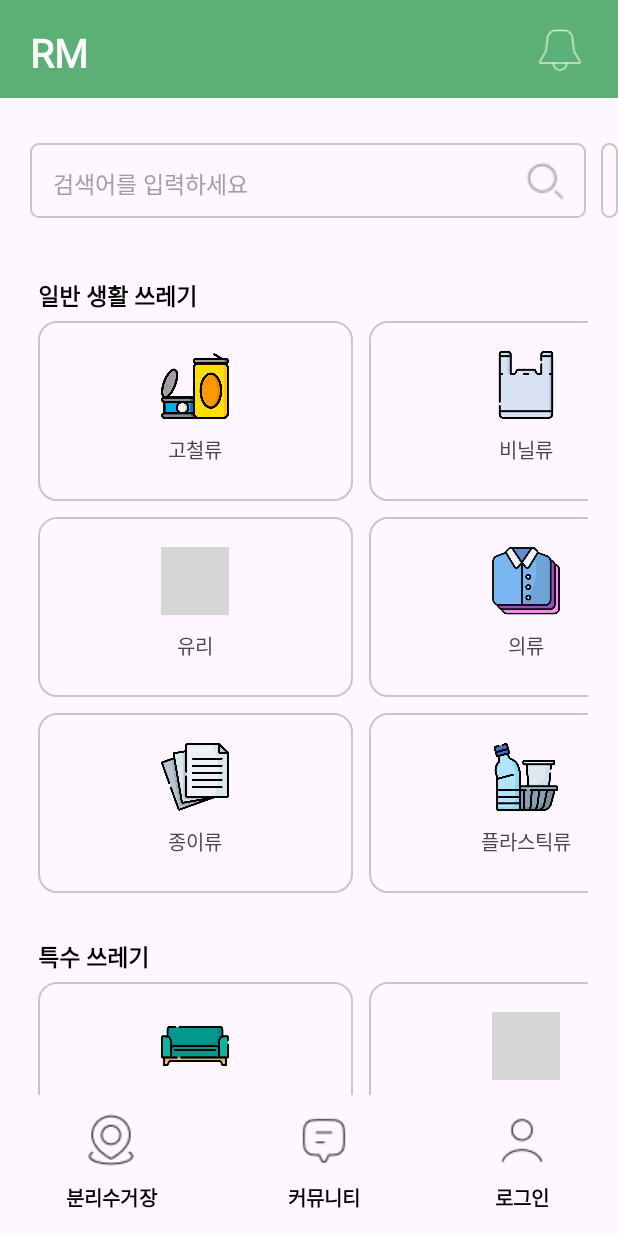
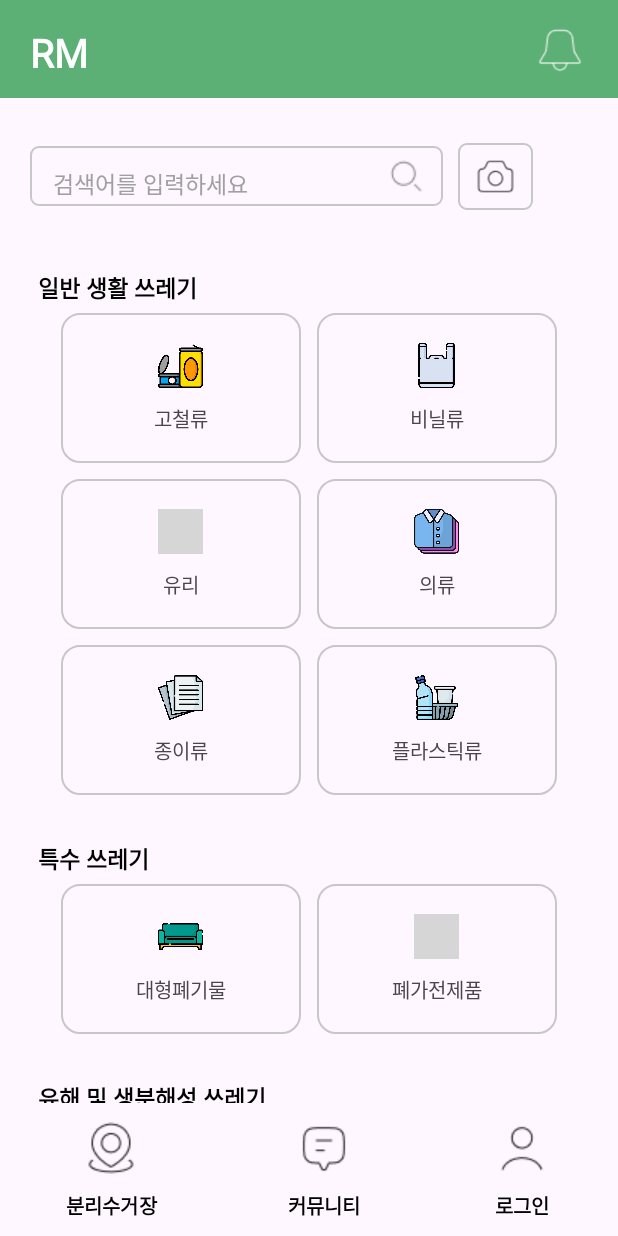
Before and after one commit to haeseong95/RM, an Android app: the screen it shows after launch (MainActivity), on a phone screen of 412 x 824 dp. Run offline under Robolectric (Android 15) with nearby library versions, the phone set to English and light mode, and no system bars.

Commit message:
카메라 권한 허용까지만

```diff
--- a/app/build.gradle.kts
+++ b/app/build.gradle.kts
@@ -46,4 +46,5 @@ dependencies {
     testImplementation(libs.junit)
     androidTestImplementation(libs.ext.junit)
     androidTestImplementation(libs.espresso.core)
+    implementation ("io.github.ParkSangGwon:tedpermission-normal:3.3.0")
 }
--- a/app/src/main/res/layout/activity_main.xml
+++ b/app/src/main/res/layout/activity_main.xml
@@ -24,7 +24,7 @@
             android:layout_marginLeft="20dp"
             android:text="RM"
             android:textColor="@color/white"
-            android:paddingTop="5sp"
+            android:paddingTop="5dp"
             android:textSize="26dp"
             android:fontFamily="@font/g_regular"
             android:textStyle="bold"/>
@@ -60,22 +60,23 @@
                     android:layout_width="wrap_content"
                     android:layout_height="wrap_content"
                     android:orientation="horizontal"
+                    android:layout_gravity="center"
                     android:background="@drawable/border_camera">
 
                     <TextView
                         android:layout_width="wrap_content"
-                        android:layout_height="50dp"
+                        android:layout_height="40dp"
+                        android:fontFamily="@font/nanum_regular"
+                        android:paddingLeft="15dp"
+                        android:paddingTop="13dp"
+                        android:paddingRight="90dp"
                         android:text="검색어를 입력하세요"
-                        android:textSize="15dp"
                         android:textColor="#A0A0A0"
-                        android:fontFamily="@font/g_light"
-                        android:paddingTop="15dp"
-                        android:paddingLeft="15dp"
-                        android:paddingRight="180dp"/>
+                        android:textSize="15dp" />
 
                     <ImageView
-                        android:layout_width="35dp"
-                        android:layout_height="35dp"
+                        android:layout_width="30dp"
+                        android:layout_height="30dp"
                         android:layout_gravity="center"
                         android:layout_marginRight="10dp"
                         android:src="@drawable/search_icon"/>
@@ -91,8 +92,8 @@
                     android:layout_marginLeft="10dp">
 
                     <ImageView
-                        android:layout_width="35dp"
-                        android:layout_height="35dp"
+                        android:layout_width="30dp"
+                        android:layout_height="30dp"
                         android:layout_gravity="center"
                         android:src="@drawable/main_camera"
                         android:layout_marginLeft="10dp"
@@ -110,20 +111,19 @@
                 android:textColor="#000000"
                 android:layout_marginLeft="25dp"
                 android:textStyle="bold"
-                android:fontFamily="@font/g_light"/>
+                android:fontFamily="@font/nanum_regular"/>
 
             <!--일반 생활 쓰레기-->
             <LinearLayout
                 android:layout_width="match_parent"
                 android:layout_height="wrap_content"
-                android:orientation="vertical"
-                android:layout_marginRight="20dp"
-                android:layout_marginLeft="20dp">
+                android:orientation="vertical">
 
                 <!--1열-->
                 <LinearLayout
-                    android:layout_width="match_parent"
-                    android:layout_height="wrap_content">
+                    android:layout_width="wrap_content"
+                    android:layout_height="wrap_content"
+                    android:layout_gravity="center">
 
                     <LinearLayout
                         android:id="@+id/btn_can"
@@ -142,8 +142,9 @@
 
                 <!--2열-->
                 <LinearLayout
-                    android:layout_width="match_parent"
-                    android:layout_height="wrap_content">
+                    android:layout_width="wrap_content"
+                    android:layout_height="wrap_content"
+                    android:layout_gravity="center">
 
                     <LinearLayout
                         android:id="@+id/btn_glass"
@@ -170,8 +171,9 @@
 
                 <!--3열-->
                 <LinearLayout
-                    android:layout_width="match_parent"
-                    android:layout_height="wrap_content">
+                    android:layout_width="wrap_content"
+                    android:layout_height="wrap_content"
+                    android:layout_gravity="center">
 
                     <LinearLayout
                         android:id="@+id/btn_paper"
@@ -190,27 +192,29 @@
                 </LinearLayout>
             </LinearLayout>
 
-            <TextView
-                android:layout_width="wrap_content"
-                android:layout_height="wrap_content"
-                android:layout_marginLeft="25dp"
-                android:layout_marginTop="25sp"
-                android:fontFamily="@font/g_light"
-                android:text="특수 쓰레기"
-                android:textColor="#000000"
-                android:textSize="15dp"
-                android:textStyle="bold" />
             <!--특수 쓰레기-->
             <LinearLayout
                 android:layout_width="match_parent"
                 android:layout_height="wrap_content"
-                android:orientation="vertical"
-                android:layout_marginRight="20dp"
-                android:layout_marginLeft="20dp">
+                android:orientation="vertical">
+
                 <!--1열-->
+
+                <TextView
+                    android:layout_width="wrap_content"
+                    android:layout_height="wrap_content"
+                    android:layout_marginLeft="25dp"
+                    android:layout_marginTop="25dp"
+                    android:fontFamily="@font/nanum_regular"
+                    android:text="특수 쓰레기"
+                    android:textColor="#000000"
+                    android:textSize="15dp"
+                    android:textStyle="bold" />
+
                 <LinearLayout
-                    android:layout_width="match_parent"
-                    android:layout_height="wrap_content">
+                    android:layout_width="wrap_content"
+                    android:layout_height="wrap_content"
+                    android:layout_gravity="center">
 
                     <LinearLayout
                         android:id="@+id/btn_couch"
@@ -236,20 +240,20 @@
                 android:textColor="#000000"
                 android:layout_marginLeft="25dp"
                 android:textStyle="bold"
-                android:layout_marginTop="25sp"
-                android:fontFamily="@font/g_light"/>
+                android:layout_marginTop="25dp"
+                android:fontFamily="@font/nanum_regular"/>
 
             <!--유해 및 생분해성 쓰레기-->
             <LinearLayout
                 android:layout_width="match_parent"
                 android:layout_height="wrap_content"
-                android:orientation="vertical"
-                android:layout_marginRight="20dp"
-                android:layout_marginLeft="20dp">
+                android:orientation="vertical">
+
                 <!--1열-->
                 <LinearLayout
-                    android:layout_width="match_parent"
-                    android:layout_height="wrap_content">
+                    android:layout_width="wrap_content"
+                    android:layout_height="wrap_content"
+                    android:layout_gravity="center">
 
                     <LinearLayout
                         android:id="@+id/btn_battery"
@@ -281,8 +285,7 @@
         <LinearLayout
             android:layout_width="match_parent"
             android:layout_height="wrap_content"
-            android:layout_gravity="bottom"
-            android:layout_marginBottom="5dp">
+            android:layout_gravity="bottom">
 
             <Button
                 android:id="@+id/main_map"
--- a/app/src/main/res/layout/login_user.xml
+++ b/app/src/main/res/layout/login_user.xml
@@ -22,11 +22,11 @@
     </androidx.appcompat.widget.Toolbar>
 
     <LinearLayout
-        android:layout_width="wrap_content"
+        android:layout_width="match_parent"
         android:layout_height="wrap_content"
         android:orientation="vertical"
         android:layout_gravity="center"
-        android:layout_marginTop="200dp">
+        android:layout_marginTop="180dp">
 
         <!--아이디-->
         <TextView android:text="아이디" style="@style/textView_title_style"/>
@@ -87,7 +87,7 @@
         android:id="@+id/sign_up"
         android:layout_width="wrap_content"
         android:layout_height="wrap_content"
-        android:layout_marginTop="180dp"
+        android:layout_marginTop="100dp"
         android:backgroundTint="@android:color/transparent"
         android:gravity="center"
         android:text="회원가입"
--- a/app/src/main/res/values/styles.xml
+++ b/app/src/main/res/values/styles.xml
@@ -2,8 +2,8 @@
 <resources>
     <!--카테고리 버튼 레이아웃-->
     <style name="category_layout">
-        <item name="android:layout_width">210dp</item>
-        <item name="android:layout_height">120dp</item>
+        <item name="android:layout_width">160dp</item>
+        <item name="android:layout_height">100dp</item>
         <item name="android:layout_margin">5dp</item>
         <item name="android:paddingTop">20dp</item>
         <item name="android:orientation">vertical</item>
@@ -11,8 +11,8 @@
 
     <!--카테고리 쓰레기 이미지-->
     <style name="category_image">
-        <item name="android:layout_width">45dp</item>
-        <item name="android:layout_height">45dp</item>
+        <item name="android:layout_width">30dp</item>
+        <item name="android:layout_height">30dp</item>
         <item name="android:layout_gravity">center</item>
     </style>
 
@@ -55,10 +55,11 @@
 
     <!--회원 정보 입력창-->
     <style name="editText_style">
-        <item name="android:layout_width">350dp</item>
+        <item name="android:layout_width">300dp</item>
         <item name="android:layout_height">50dp</item>
         <item name="android:textSize">13dp</item>
-        <item name="android:paddingLeft">15dp</item>
+        <item name="android:paddingLeft">10sp</item>
+        <item name="android:layout_gravity">center</item>
         <item name="fontFamily">@font/nanum_regular</item>
         <item name="android:background">@drawable/border_category</item>
     </style>
@@ -77,6 +78,7 @@
         <item name="android:layout_width">wrap_content</item>
         <item name="android:layout_height">wrap_content</item>
         <item name="android:textSize">15dp</item>
+        <item name="android:layout_marginLeft">45sp</item>
         <item name="fontFamily">@font/nanum_regular</item>
         <item name="android:layout_marginTop">30dp</item>
         <item name="android:layout_marginBottom">5dp</item>
@@ -84,7 +86,7 @@
 
     <!--버튼-->
     <style name="button_style">
-        <item name="android:layout_width">340dp</item>
+        <item name="android:layout_width">300dp</item>
         <item name="android:layout_height">60dp</item>
         <item name="android:textSize">20dp</item>
         <item name="android:textColor">@color/white</item>
@@ -92,7 +94,7 @@
         <item name="android:textStyle">bold</item>
         <item name="android:layout_marginTop">50dp</item>
         <item name="android:layout_gravity">center</item>
-        <item name="fontFamily">@font/nanum_regular</item>
+        <item name="fontFamily">@font/g_regular</item>
     </style>
 
     <!--마이페이지 버튼-->
--- /dev/null
+++ b/app/src/main/res/xml/file_paths.xml
@@ -0,0 +1,6 @@
+<?xml version="1.0" encoding="utf-8"?>
+<paths xmlns:android="http://schemas.android.com/apk/res/android">
+    <external-path
+        name="my_image"
+        path="Android/data/com.example.rm/files/Pictures"/>
+</paths>
```
Also changed, not shown: app/src/main/AndroidManifest.xml (+18 -1 lines), app/src/main/java/com/example/rm/Camera.java (+142 -2 lines), app/src/main/res/layout/camera.xml (+25 -9 lines).
